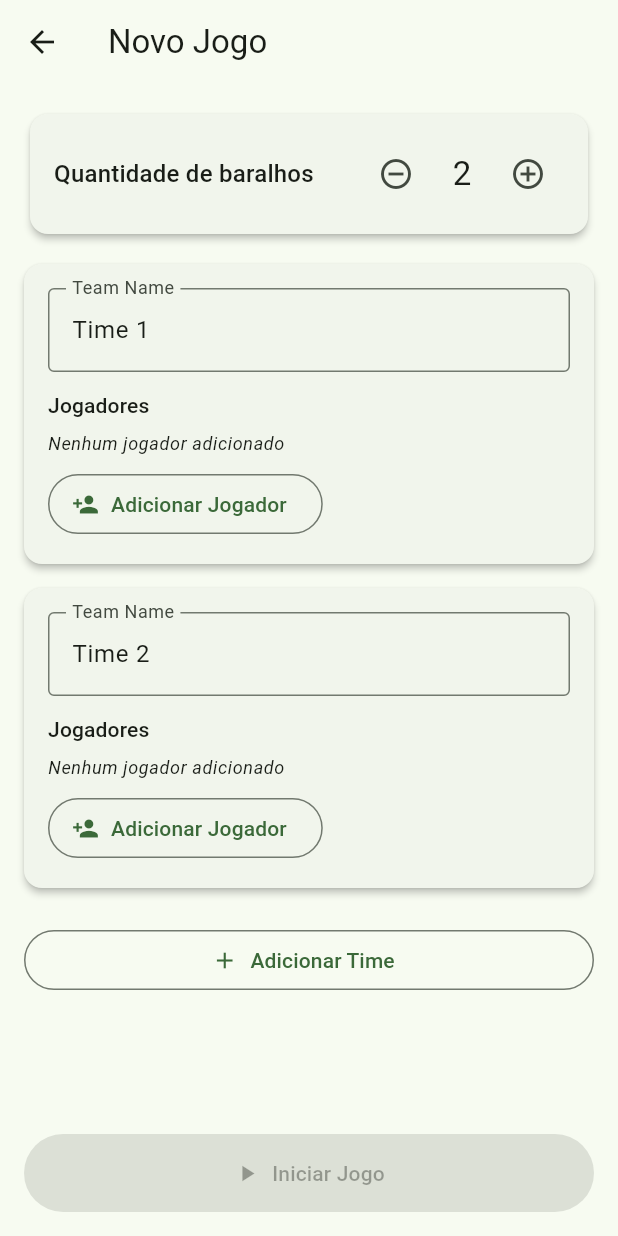
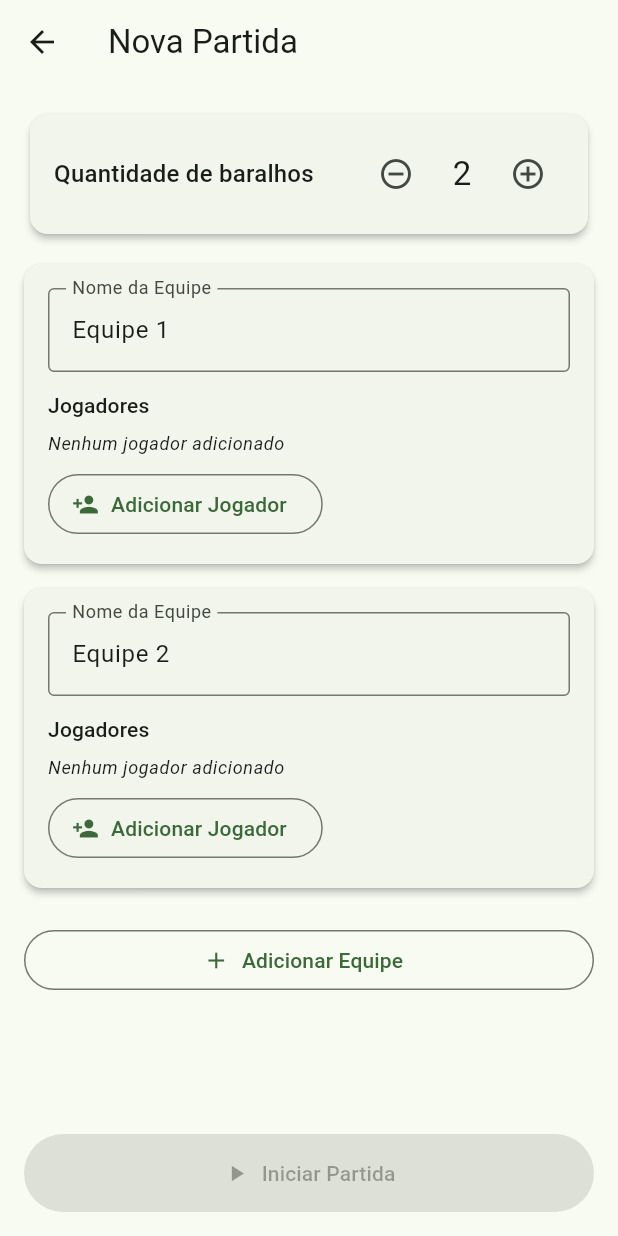
Before and after one commit to stiksy/canastracker, a Flutter app: the NewGameScreen screen opened directly, on a phone screen of 412 x 824 dp. Run offline on Flutter 3.47's test engine with Material 3 defaults, Android fonts, the phone set to English and light mode, and no system bars; our stand-ins replace sqflite; accounts and stored records are empty.

Commit message:
Release v1.1.0: UI polish and rule adjustments
Major changes:
- Improved Portuguese terminology: "Jogo" → "Partida", "Time" → "Equipe"
- Adjusted card point values to match traditional Brazilian Canastra rules:
  * Joker: 50→20, Ace: 20→15, 2 (wild): 20→10
- Updated minimum meld requirements: 45/75/90 (simplified from 15/50/90/120)
- Enhanced UI labels and removed redundant point values from counters
- Improved score breakdown display with actual calculated points
- Added Black 3s display to round details
- Updated all documentation (CLAUDE.md, README.md, RELEASE_NOTES.md)

🤖 Generated with [Claude Code](https://claude.com/claude-code)

Co-Authored-By: Claude <noreply@anthropic.com>

```diff
--- a/lib/screens/home_screen.dart
+++ b/lib/screens/home_screen.dart
@@ -45,7 +45,7 @@ class HomeScreen extends StatelessWidget {
                       ),
                       const SizedBox(height: 4),
                       Text(
-                        'Acompanhe seus jogos',
+                        'Acompanhe suas partidas',
                         style: Theme.of(context).textTheme.bodyMedium?.copyWith(
                               color: Theme.of(context).colorScheme.onPrimaryContainer,
                             ),
@@ -66,9 +66,9 @@ class HomeScreen extends StatelessWidget {
                       color: Theme.of(context).colorScheme.secondaryContainer,
                       child: ListTile(
                         leading: const Icon(Icons.timer),
-                        title: const Text('Jogo em Andamento'),
+                        title: const Text('Partida em Andamento'),
                         subtitle: Text(
-                          'Iniciado ${_formatDateTime(gameProvider.currentGame!.startTime)}',
+                          'Iniciado há ${_formatDateTime(gameProvider.currentGame!.startTime)}',
                         ),
                         trailing: const Icon(Icons.arrow_forward_ios),
                         onTap: () {
@@ -95,7 +95,7 @@ class HomeScreen extends StatelessWidget {
                   children: [
                     _MenuButton(
                       icon: Icons.add_circle,
-                      label: 'Novo Jogo',
+                      label: 'Nova Partida',
                       onTap: () {
                         Navigator.push(
                           context,
@@ -141,7 +141,7 @@ class HomeScreen extends StatelessWidget {
                         mainAxisAlignment: MainAxisAlignment.spaceAround,
                         children: [
                           _StatItem(
-                            label: 'Jogos',
+                            label: 'Partida',
                             value: totalGames.toString(),
                           ),
                           _StatItem(
@@ -166,11 +166,11 @@ class HomeScreen extends StatelessWidget {
     final difference = now.difference(dateTime);
 
     if (difference.inMinutes < 60) {
-      return '${difference.inMinutes}m ago';
+      return '${difference.inMinutes}m atrás';
     } else if (difference.inHours < 24) {
-      return '${difference.inHours}h ago';
+      return '${difference.inHours}h atrás';
     } else {
-      return '${difference.inDays}d ago';
+      return '${difference.inDays}d atrás';
     }
   }
 
@@ -304,7 +304,7 @@ class _ManagePlayersDialogState extends State<_ManagePlayersDialog> {
                       final player = gameProvider.availablePlayers[index];
                       return ListTile(
                         title: Text(player.name),
-                        subtitle: Text('Jogos: ${player.gamesPlayed} | Vitórias: ${player.gamesWon}'),
+                        subtitle: Text('Partidas: ${player.gamesPlayed} | Vitórias: ${player.gamesWon}'),
                         trailing: IconButton(
                           icon: const Icon(Icons.delete),
                           onPressed: () async {
--- a/lib/screens/new_game_screen.dart
+++ b/lib/screens/new_game_screen.dart
@@ -22,15 +22,15 @@ class _NewGameScreenState extends State<NewGameScreen> {
   void initState() {
     super.initState();
     // Start with 2 empty teams
-    _teams.add(_TeamSetup(id: _uuid.v4(), name: 'Time 1'));
-    _teams.add(_TeamSetup(id: _uuid.v4(), name: 'Time 2'));
+    _teams.add(_TeamSetup(id: _uuid.v4(), name: 'Equipe 1'));
+    _teams.add(_TeamSetup(id: _uuid.v4(), name: 'Equipe 2'));
   }
 
   @override
   Widget build(BuildContext context) {
     return Scaffold(
       appBar: AppBar(
-        title: const Text('Novo Jogo'),
+        title: const Text('Nova Partida'),
       ),
       body: Column(
         children: [
@@ -112,12 +112,12 @@ class _NewGameScreenState extends State<NewGameScreen> {
                       setState(() {
                         _teams.add(_TeamSetup(
                           id: _uuid.v4(),
-                          name: 'Time ${_teams.length + 1}',
+                          name: 'Equipe ${_teams.length + 1}',
                         ));
                       });
                     },
                     icon: const Icon(Icons.add),
-                    label: const Text('Adicionar Time'),
+                    label: const Text('Adicionar Equipe'),
                   ),
               ],
             ),
@@ -132,7 +132,7 @@ class _NewGameScreenState extends State<NewGameScreen> {
                 child: FilledButton.icon(
                   onPressed: _canStartGame() ? _startGame : null,
                   icon: const Icon(Icons.play_arrow),
-                  label: const Text('Iniciar Jogo'),
+                  label: const Text('Iniciar Partida'),
                   style: FilledButton.styleFrom(
                     padding: const EdgeInsets.all(16),
                   ),
@@ -238,7 +238,7 @@ class _TeamCardState extends State<_TeamCard> {
                   child: TextField(
                     controller: _nameController,
                     decoration: const InputDecoration(
-                      labelText: 'Team Name',
+                      labelText: 'Nome da Equipe',
                       border: OutlineInputBorder(),
                     ),
                     onChanged: widget.onNameChanged,
@@ -350,7 +350,7 @@ class _PlayerSelectionDialogState extends State<_PlayerSelectionDialog> {
 
                 return CheckboxListTile(
                   title: Text(player.name),
-                  subtitle: Text('Jogos: ${player.gamesPlayed}'),
+                  subtitle: Text('Partidas: ${player.gamesPlayed}'),
                   value: isSelected,
                   onChanged: (selected) {
                     setState(() {
```
Also changed, not shown: lib/screens/game_screen.dart (+16 -14 lines), lib/screens/history_screen.dart (+19 -19 lines), lib/screens/round_entry_screen.dart (+7 -7 lines), lib/utils/canastra_rules.dart (+6 -7 lines), 3 other files.
